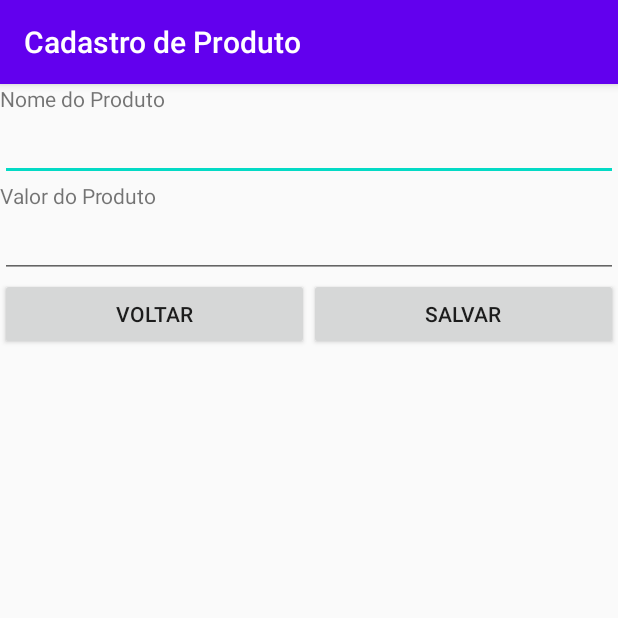
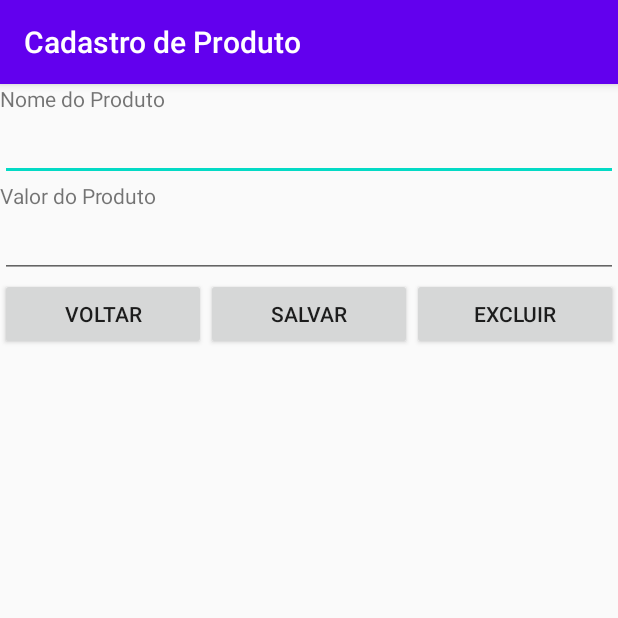
Before and after one commit to leticiaam/Produtos, an Android app: the CadastroProdutoActivity screen opened directly, with no data from a screen before it, on a phone screen of 412 x 824 dp, the top half of it. Run offline under Robolectric (Android 15) with nearby library versions, the phone set to English and light mode, and no system bars.

Commit message:
Adiciona a opção de exclusão

```diff
--- a/app/src/main/res/layout/activity_cadastro_produto.xml
+++ b/app/src/main/res/layout/activity_cadastro_produto.xml
@@ -53,5 +53,13 @@
             android:layout_weight="1"
             android:onClick="onClickSalvar"
             android:text="Salvar" />
+
+        <Button
+            android:id="@+id/btn_excluir"
+            android:layout_width="wrap_content"
+            android:layout_height="wrap_content"
+            android:layout_weight="1"
+            android:onClick="onClickExcluir"
+            android:text="Excluir" />
     </LinearLayout>
 </LinearLayout>
```
Also changed, not shown: app/src/main/java/br/teste/produtos/CadastroProdutoActivity.java (+15 -2 lines), app/src/main/java/br/teste/produtos/MainActivity.java (+15 -6 lines).
